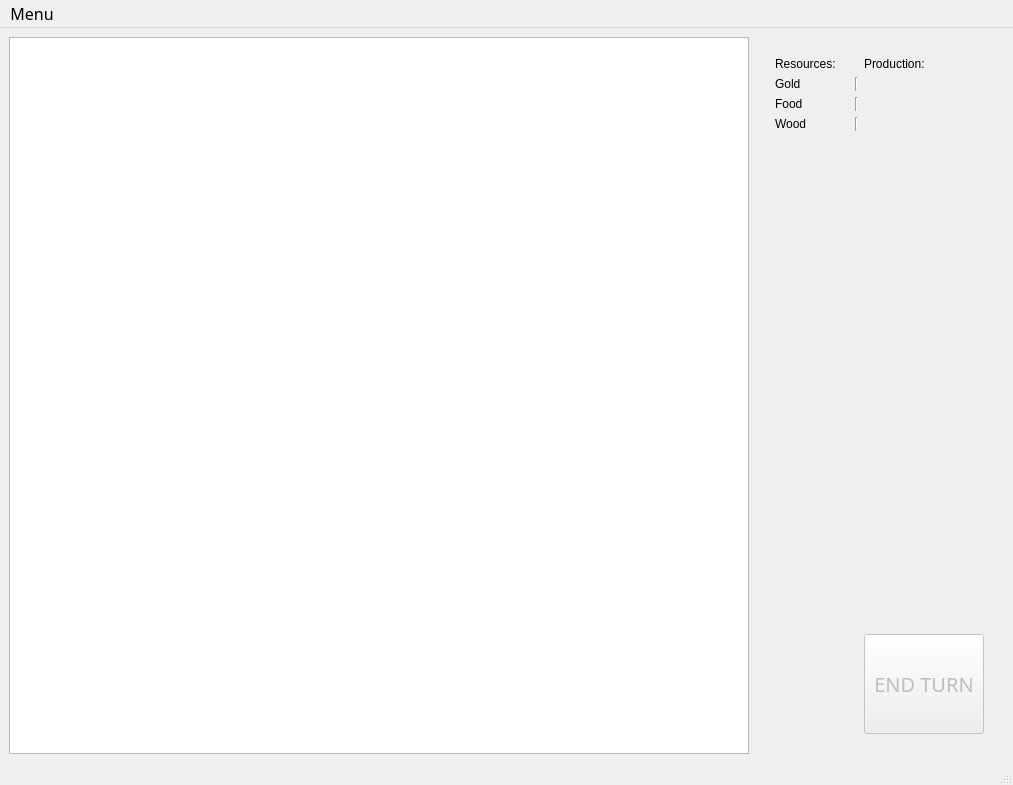
Before: the Qt Designer form Game/mapwindow.ui in juhvv/programming3-2019-project, drawn with Qt 5.
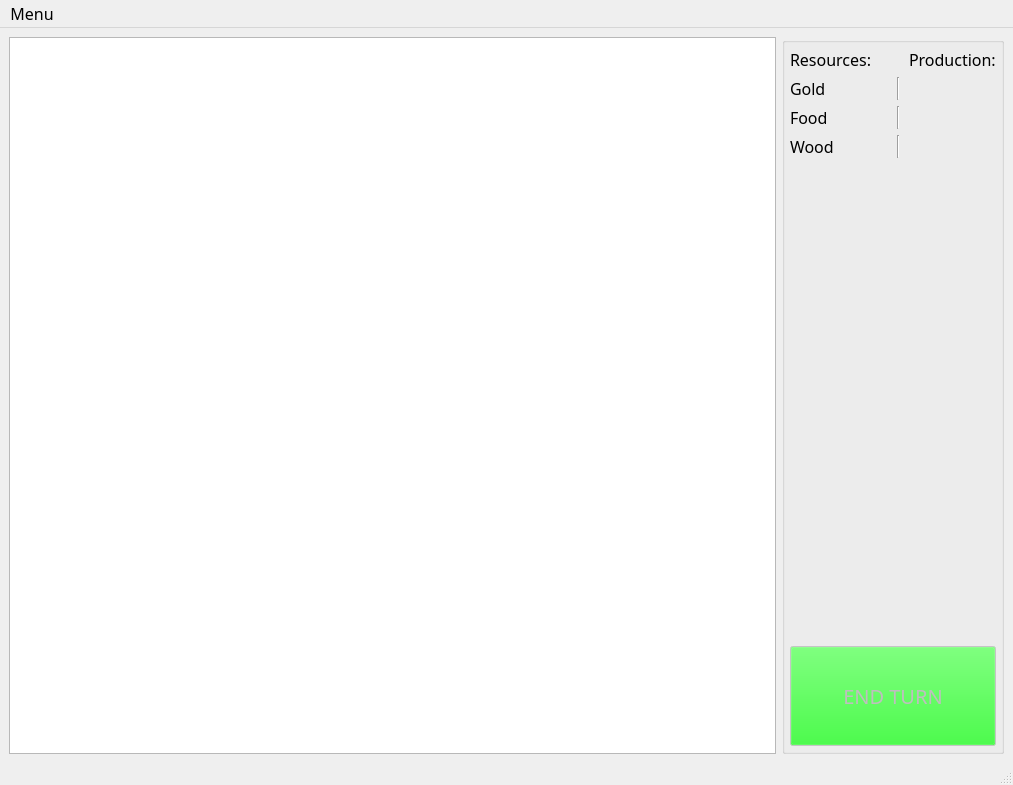
After: the same form once the commit is applied. Icons and pictures are not drawn.

The edit to the form file:
```diff
--- a/Game/mapwindow.ui
+++ b/Game/mapwindow.ui
@@ -50,42 +50,77 @@
      </layout>
     </item>
     <item row="0" column="1">
-     <layout class="QGridLayout" name="gridRight" rowstretch="0,0,0,0,0,0">
-      <property name="leftMargin">
-       <number>20</number>
+     <widget class="QGroupBox" name="groupBox">
+      <property name="font">
+       <font>
+        <family>Linux Libertine Mono O</family>
+        <pointsize>13</pointsize>
+       </font>
       </property>
-      <property name="topMargin">
-       <number>20</number>
-      </property>
-      <property name="rightMargin">
-       <number>20</number>
-      </property>
-      <property name="bottomMargin">
-       <number>20</number>
-      </property>
-      <item row="2" column="0">
-       <widget class="QLabel" name="foodNameLbl">
-        <property name="text">
-         <string>Food</string>
-        </property>
-       </widget>
-      </item>
-      <item row="3" column="0">
-       <widget class="QLabel" name="woodNameLbl">
-        <property name="text">
-         <string>Wood</string>
-        </property>
-       </widget>
-      </item>
-      <item row="2" column="1">
-       <widget class="QLabel" name="foodValueLbl">
-        <property name="text">
+      <property name="title">
          <string/>
         </property>
-       </widget>
-      </item>
-      <item row="3" column="1">
-       <widget class="QLabel" name="woodValueLbl">
+      <layout class="QVBoxLayout" name="verticalLayout_2">
+       <property name="leftMargin">
+        <number>5</number>
+       </property>
+       <property name="topMargin">
+        <number>5</number>
+       </property>
+       <property name="rightMargin">
+        <number>5</number>
+       </property>
+       <property name="bottomMargin">
+        <number>5</number>
+       </property>
+       <item>
+        <layout class="QGridLayout" name="gridRight" rowstretch="0,0,0,0,0">
+         <property name="leftMargin">
+          <number>0</number>
+         </property>
+         <property name="topMargin">
+          <number>0</number>
+         </property>
+         <property name="rightMargin">
+          <number>0</number>
+         </property>
+         <property name="bottomMargin">
+          <number>0</number>
+         </property>
+         <item row="0" column="0">
+          <widget class="QLabel" name="resourceLbl">
+           <property name="font">
+            <font>
+             <family>Linux Libertine Mono O</family>
+             <pointsize>12</pointsize>
+            </font>
+           </property>
+           <property name="text">
+            <string>Resources:</string>
+           </property>
+          </widget>
+         </item>
+         <item row="1" column="2">
+          <widget class="Line" name="line">
+           <property name="minimumSize">
+            <size>
+             <width>10</width>
+             <height>0</height>
+            </size>
+           </property>
+           <property name="orientation">
+            <enum>Qt::Vertical</enum>
+           </property>
+          </widget>
+         </item>
+         <item row="1" column="1">
+          <widget class="QLabel" name="goldValueLbl">
+           <property name="font">
+            <font>
+             <family>Linux Libertine Mono O</family>
+             <pointsize>12</pointsize>
+            </font>
+           </property>
         <property name="text">
          <string/>
         </property>
@@ -93,27 +128,77 @@
       </item>
       <item row="0" column="3">
        <widget class="QLabel" name="productionLbl">
+           <property name="font">
+            <font>
+             <family>Linux Libertine Mono O</family>
+             <pointsize>12</pointsize>
+            </font>
+           </property>
         <property name="text">
          <string>Production:</string>
         </property>
        </widget>
       </item>
-      <item row="1" column="3">
-       <widget class="QLabel" name="goldProductionLbl">
+         <item row="3" column="0">
+          <widget class="QLabel" name="woodNameLbl">
+           <property name="font">
+            <font>
+             <family>Linux Libertine Mono O</family>
+             <pointsize>12</pointsize>
+            </font>
+           </property>
         <property name="text">
-         <string/>
+            <string>Wood</string>
+           </property>
+          </widget>
+         </item>
+         <item row="2" column="0">
+          <widget class="QLabel" name="foodNameLbl">
+           <property name="font">
+            <font>
+             <family>Linux Libertine Mono O</family>
+             <pointsize>12</pointsize>
+            </font>
+           </property>
+           <property name="text">
+            <string>Food</string>
         </property>
        </widget>
       </item>
       <item row="2" column="3">
        <widget class="QLabel" name="foodProductionLbl">
+           <property name="font">
+            <font>
+             <family>Linux Libertine Mono O</family>
+             <pointsize>12</pointsize>
+            </font>
+           </property>
         <property name="text">
          <string/>
         </property>
        </widget>
       </item>
-      <item row="1" column="1">
-       <widget class="QLabel" name="goldValueLbl">
+         <item row="3" column="3">
+          <widget class="QLabel" name="woodProductionLbl">
+           <property name="font">
+            <font>
+             <family>Linux Libertine Mono O</family>
+             <pointsize>12</pointsize>
+            </font>
+           </property>
+           <property name="text">
+            <string/>
+           </property>
+          </widget>
+         </item>
+         <item row="1" column="3">
+          <widget class="QLabel" name="goldProductionLbl">
+           <property name="font">
+            <font>
+             <family>Linux Libertine Mono O</family>
+             <pointsize>12</pointsize>
+            </font>
+           </property>
         <property name="text">
          <string/>
         </property>
@@ -121,25 +206,91 @@
       </item>
       <item row="1" column="0">
        <widget class="QLabel" name="goldNameLbl">
+           <property name="font">
+            <font>
+             <family>Linux Libertine Mono O</family>
+             <pointsize>12</pointsize>
+            </font>
+           </property>
         <property name="text">
          <string>Gold</string>
         </property>
        </widget>
       </item>
-      <item row="0" column="0">
-       <widget class="QLabel" name="resourceLbl">
+         <item row="2" column="2">
+          <widget class="Line" name="line_2">
+           <property name="minimumSize">
+            <size>
+             <width>10</width>
+             <height>0</height>
+            </size>
+           </property>
+           <property name="orientation">
+            <enum>Qt::Vertical</enum>
+           </property>
+          </widget>
+         </item>
+         <item row="2" column="1">
+          <widget class="QLabel" name="foodValueLbl">
+           <property name="font">
+            <font>
+             <family>Linux Libertine Mono O</family>
+             <pointsize>12</pointsize>
+            </font>
+           </property>
         <property name="text">
-         <string>Resources:</string>
+            <string/>
         </property>
        </widget>
       </item>
-      <item row="5" column="3">
+         <item row="3" column="1">
+          <widget class="QLabel" name="woodValueLbl">
+           <property name="font">
+            <font>
+             <family>Linux Libertine Mono O</family>
+             <pointsize>12</pointsize>
+            </font>
+           </property>
+           <property name="text">
+            <string/>
+           </property>
+          </widget>
+         </item>
+         <item row="3" column="2">
+          <widget class="Line" name="line_3">
+           <property name="minimumSize">
+            <size>
+             <width>10</width>
+             <height>0</height>
+            </size>
+           </property>
+           <property name="orientation">
+            <enum>Qt::Vertical</enum>
+           </property>
+          </widget>
+         </item>
+        </layout>
+       </item>
+       <item>
+        <spacer name="verticalSpacer">
+         <property name="orientation">
+          <enum>Qt::Vertical</enum>
+         </property>
+         <property name="sizeHint" stdset="0">
+          <size>
+           <width>20</width>
+           <height>40</height>
+          </size>
+         </property>
+        </spacer>
+       </item>
+       <item>
        <widget class="QPushButton" name="turnSwitchBtn">
         <property name="enabled">
          <bool>false</bool>
         </property>
         <property name="sizePolicy">
-         <sizepolicy hsizetype="Fixed" vsizetype="Fixed">
+          <sizepolicy hsizetype="Minimum" vsizetype="Minimum">
           <horstretch>0</horstretch>
           <verstretch>0</verstretch>
          </sizepolicy>
@@ -150,6 +301,43 @@
           <height>100</height>
          </size>
         </property>
+         <property name="palette">
+          <palette>
+           <active>
+            <colorrole role="Button">
+             <brush brushstyle="SolidPattern">
+              <color alpha="255">
+               <red>0</red>
+               <green>255</green>
+               <blue>0</blue>
+              </color>
+             </brush>
+            </colorrole>
+           </active>
+           <inactive>
+            <colorrole role="Button">
+             <brush brushstyle="SolidPattern">
+              <color alpha="255">
+               <red>0</red>
+               <green>255</green>
+               <blue>0</blue>
+              </color>
+             </brush>
+            </colorrole>
+           </inactive>
+           <disabled>
+            <colorrole role="Button">
+             <brush brushstyle="SolidPattern">
+              <color alpha="255">
+               <red>0</red>
+               <green>255</green>
+               <blue>0</blue>
+              </color>
+             </brush>
+            </colorrole>
+           </disabled>
+          </palette>
+         </property>
         <property name="font">
          <font>
           <family>Linux Libertine Mono O</family>
@@ -169,46 +357,36 @@
         </property>
        </widget>
       </item>
-      <item row="4" column="3">
-       <spacer name="verticalSpacer">
-        <property name="orientation">
-         <enum>Qt::Vertical</enum>
-        </property>
-        <property name="sizeHint" stdset="0">
-         <size>
-          <width>20</width>
-          <height>40</height>
-         </size>
-        </property>
-       </spacer>
-      </item>
-      <item row="3" column="3">
-       <widget class="QLabel" name="woodProductionLbl">
-        <property name="text">
-         <string/>
-        </property>
-       </widget>
-      </item>
-      <item row="1" column="2">
-       <widget class="Line" name="line">
-        <property name="orientation">
-         <enum>Qt::Vertical</enum>
-        </property>
-       </widget>
-      </item>
-      <item row="2" column="2">
-       <widget class="Line" name="line_2">
-        <property name="orientation">
-         <enum>Qt::Vertical</enum>
-        </property>
-       </widget>
-      </item>
-      <item row="3" column="2">
-       <widget class="Line" name="line_3">
-        <property name="orientation">
-         <enum>Qt::Vertical</enum>
-        </property>
-       </widget>
+      </layout>
+     </widget>
+    </item>
+    <item row="0" column="0">
+     <layout class="QHBoxLayout" name="horizontalLayout">
+      <property name="spacing">
+       <number>6</number>
+      </property>
+      <item>
+       <layout class="QVBoxLayout" name="viewTxtboxLayout">
+        <item>
+         <widget class="QTextBrowser" name="textBox">
+          <property name="sizePolicy">
+           <sizepolicy hsizetype="Expanding" vsizetype="Minimum">
+            <horstretch>0</horstretch>
+            <verstretch>0</verstretch>
+           </sizepolicy>
+          </property>
+          <property name="font">
+           <font>
+            <family>Linux Libertine Mono O</family>
+            <pointsize>11</pointsize>
+           </font>
+          </property>
+          <property name="textInteractionFlags">
+           <set>Qt::NoTextInteraction</set>
+          </property>
+         </widget>
+        </item>
+       </layout>
       </item>
      </layout>
     </item>
```
Left out of the diff: 30 changed lines with no effect on the pictures. Lines whose indentation alone changed are shown as unchanged.
